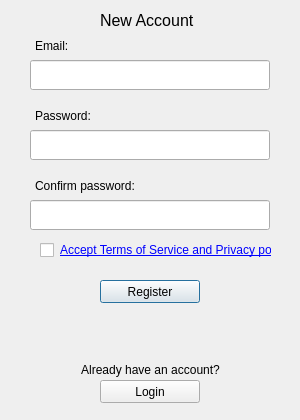
pcloudcom/pfs-gui, file pCloud/registerwindow.ui: the form before one commit.
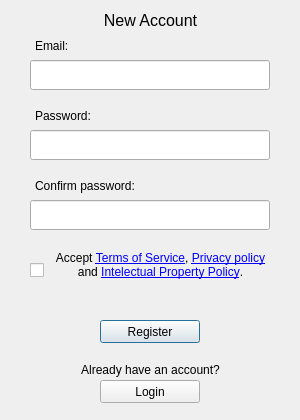
The form after the commit.

What changed in the file:
```diff
--- a/pCloud/registerwindow.ui
+++ b/pCloud/registerwindow.ui
@@ -80,7 +80,7 @@
     <property name="geometry">
      <rect>
       <x>100</x>
-      <y>280</y>
+      <y>320</y>
       <width>100</width>
       <height>23</height>
      </rect>
@@ -124,8 +124,8 @@
    <widget class="QCheckBox" name="accepttos">
     <property name="geometry">
      <rect>
-      <x>40</x>
-      <y>240</y>
+      <x>30</x>
+      <y>260</y>
       <width>20</width>
       <height>20</height>
      </rect>
@@ -137,14 +137,20 @@
    <widget class="QLabel" name="label_4">
     <property name="geometry">
      <rect>
-      <x>60</x>
+      <x>50</x>
       <y>240</y>
-      <width>211</width>
-      <height>21</height>
+      <width>221</width>
+      <height>51</height>
      </rect>
     </property>
     <property name="text">
-     <string>&lt;a href=&quot;http://www.pcloud.com/pcloud-terms-and-conditions/&quot;&gt;Accept Terms of Service and Privacy policy&lt;/a&gt;</string>
+     <string>Accept &lt;a href=&quot;https://www.pcloud.com/pcloud-terms-and-conditions&quot;&gt;Terms of Service&lt;/a&gt;, &lt;a href=&quot;https://www.pcloud.com/pcloud-privacy-policy&quot;&gt;Privacy policy&lt;/a&gt; and &lt;a href=&quot;https://www.pcloud.com/pcloud-terms-and-conditions#intellectual-property&quot;&gt;Intelectual Property Policy&lt;/a&gt;.</string>
+    </property>
+    <property name="alignment">
+     <set>Qt::AlignCenter</set>
+    </property>
+    <property name="wordWrap">
+     <bool>true</bool>
     </property>
     <property name="openExternalLinks">
      <bool>true</bool>
@@ -153,9 +159,9 @@
    <widget class="QLabel" name="label_5">
     <property name="geometry">
      <rect>
-      <x>100</x>
+      <x>10</x>
       <y>10</y>
-      <width>101</width>
+      <width>281</width>
       <height>21</height>
      </rect>
     </property>
@@ -167,6 +173,9 @@
     <property name="text">
      <string>New Account</string>
     </property>
+    <property name="alignment">
+     <set>Qt::AlignCenter</set>
+    </property>
    </widget>
    <widget class="QLabel" name="label_6">
     <property name="geometry">
```
